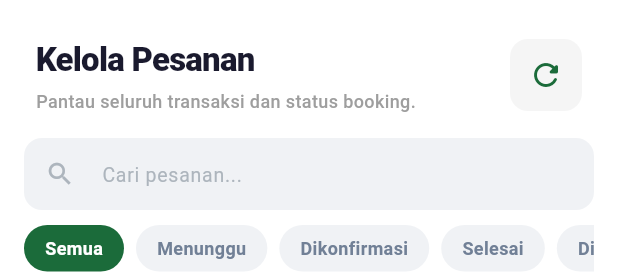
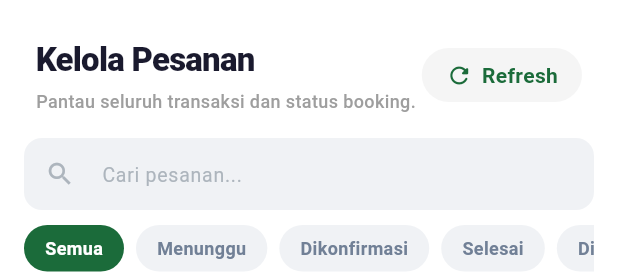
Before and after one commit to Maulanahb/Lapangku, a Flutter app: the AdminBookingsPage widget shown alone on an empty page, opened directly, on a phone screen of 412 x 824 dp. Shown: the top 274 px of the screen. Run offline on Flutter 3.47's test engine with Material 3 defaults, Android fonts, the phone set to English and light mode, and no system bars; our stand-ins replace cloud_firestore, firebase_auth, firebase_core, firebase_storage, fl_chart, flutter_riverpod and 5 more; missing offline and left inert: email_otp; accounts and stored records are empty.

```diff
--- a/lib/views/admin/admin_bookings_page.dart
+++ b/lib/views/admin/admin_bookings_page.dart
@@ -76,14 +76,30 @@ class _AdminBookingsPageState extends ConsumerState<AdminBookingsPage> {
               ),
             ],
           ),
-          Container(
-            decoration: BoxDecoration(
-              color: Colors.grey.shade100,
-              borderRadius: BorderRadius.circular(12),
-            ),
-            child: IconButton(
-              icon: const Icon(Icons.refresh_rounded, color: AppColors.primary),
-              onPressed: () => ref.read(bookingsProvider.notifier).load(),
+          InkWell(
+            onTap: () => ref.read(bookingsProvider.notifier).load(),
+            borderRadius: BorderRadius.circular(20),
+            child: Container(
+              padding: const EdgeInsets.symmetric(horizontal: 16, vertical: 8),
+              decoration: BoxDecoration(
+                color: Colors.grey.shade100,
+                borderRadius: BorderRadius.circular(20),
+              ),
+              child: const Row(
+                mainAxisSize: MainAxisSize.min,
+                children: [
+                  Icon(Icons.refresh_rounded, color: AppColors.primary, size: 18),
+                  SizedBox(width: 6),
+                  Text(
+                    'Refresh',
+                    style: TextStyle(
+                      color: AppColors.primary,
+                      fontWeight: FontWeight.w600,
+                      fontSize: 14,
+                    ),
+                  ),
+                ],
+              ),
             ),
           ),
         ],
```
Also changed, not shown: lib/services/firebase/admin_service.dart (+23 -8 lines).
